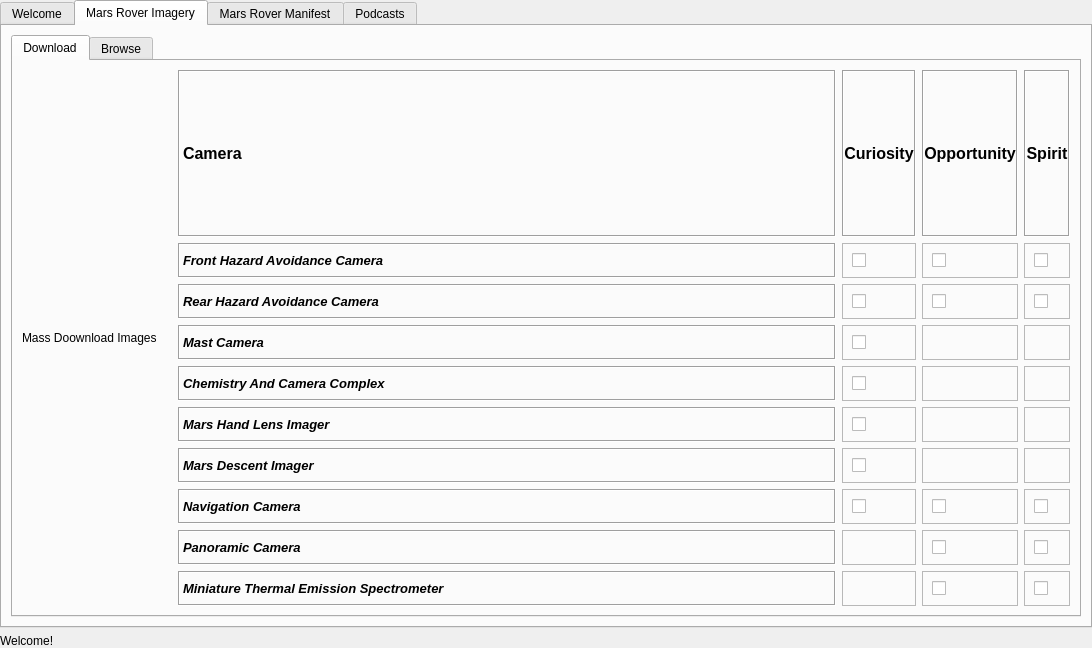
DavidJerman/AstroXplorer, file mainwindow.ui: the form before one commit.
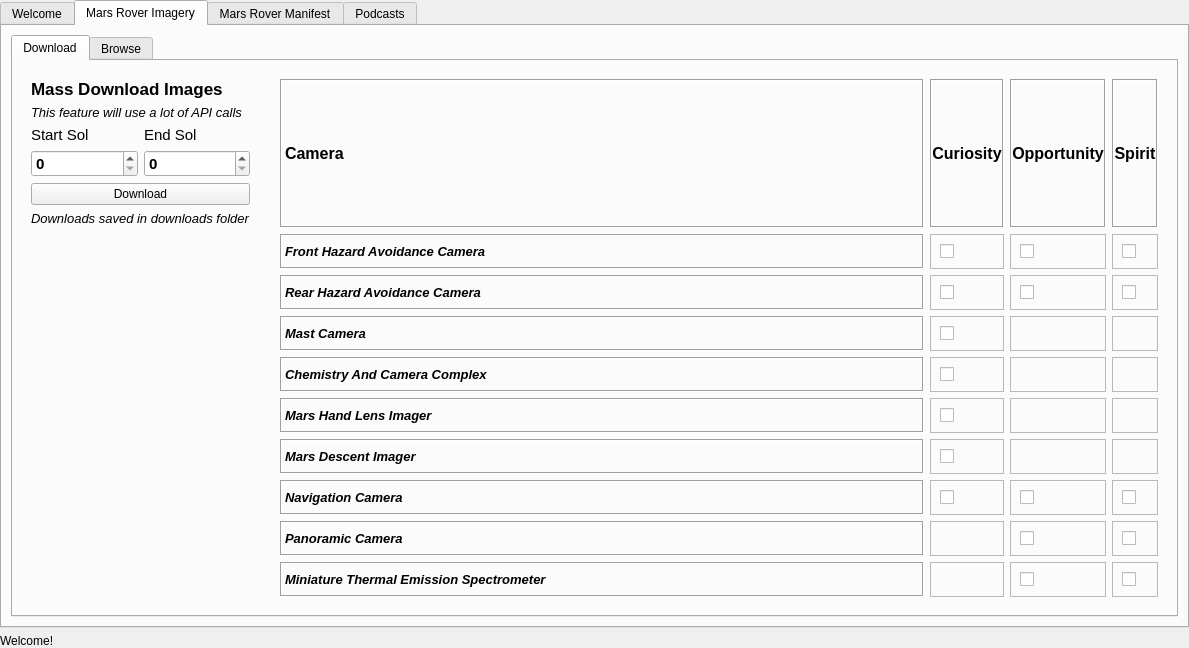
The form after the commit. Icons and pictures are not drawn.

Commit message: Images can now be downloaded

```diff
--- a/mainwindow.ui
+++ b/mainwindow.ui
@@ -6,7 +6,7 @@
    <rect>
     <x>0</x>
     <y>0</y>
-    <width>1092</width>
+    <width>1189</width>
     <height>648</height>
    </rect>
   </property>
@@ -168,16 +168,132 @@
            </attribute>
            <layout class="QHBoxLayout" name="horizontalLayout_19">
             <item>
-             <layout class="QGridLayout" name="SearchGridLayout"/>
-            </item>
-            <item>
-             <widget class="QLabel" name="label">
+             <layout class="QGridLayout" name="SearchGridLayout">
+              <property name="leftMargin">
+               <number>9</number>
+              </property>
+              <property name="topMargin">
+               <number>9</number>
+              </property>
+              <property name="rightMargin">
+               <number>9</number>
+              </property>
+              <property name="bottomMargin">
+               <number>9</number>
+              </property>
+              <item row="3" column="0">
+               <widget class="QSpinBox" name="DownloadsStartSol">
+                <property name="font">
+                 <font>
+                  <pointsize>11</pointsize>
+                  <bold>true</bold>
+                 </font>
+                </property>
+                <property name="maximum">
+                 <number>10000</number>
+                </property>
+               </widget>
+              </item>
+              <item row="0" column="0" colspan="2">
+               <widget class="QLabel" name="DownloadsInfoLabel">
+                <property name="font">
+                 <font>
+                  <pointsize>13</pointsize>
+                  <bold>true</bold>
+                 </font>
+                </property>
               <property name="text">
-               <string>Mass Doownload Images</string>
+                 <string>Mass Download Images</string>
               </property>
              </widget>
             </item>
+              <item row="1" column="0" colspan="2">
+               <widget class="QLabel" name="DownloadsWarningLable">
+                <property name="font">
+                 <font>
+                  <pointsize>10</pointsize>
+                  <italic>true</italic>
+                 </font>
+                </property>
+                <property name="text">
+                 <string>This feature will use a lot of API calls</string>
+                </property>
+               </widget>
+              </item>
+              <item row="3" column="1">
+               <widget class="QSpinBox" name="DownloadsEndSol">
+                <property name="font">
+                 <font>
+                  <pointsize>11</pointsize>
+                  <bold>true</bold>
+                 </font>
+                </property>
+                <property name="maximum">
+                 <number>10000</number>
+                </property>
+               </widget>
+              </item>
+              <item row="2" column="1">
+               <widget class="QLabel" name="DownloadsEndSolLabel">
+                <property name="font">
+                 <font>
+                  <pointsize>11</pointsize>
+                 </font>
+                </property>
+                <property name="text">
+                 <string>End Sol</string>
+                </property>
+               </widget>
+              </item>
+              <item row="2" column="0">
+               <widget class="QLabel" name="DownloadsStartSolLabel">
+                <property name="font">
+                 <font>
+                  <pointsize>11</pointsize>
+                 </font>
+                </property>
+                <property name="text">
+                 <string>Start Sol</string>
+                </property>
+               </widget>
+              </item>
+              <item row="6" column="0">
+               <spacer name="verticalSpacer_4">
+                <property name="orientation">
+                 <enum>Qt::Vertical</enum>
+                </property>
+                <property name="sizeHint" stdset="0">
+                 <size>
+                  <width>20</width>
+                  <height>40</height>
+                 </size>
+                </property>
+               </spacer>
+              </item>
+              <item row="5" column="0" colspan="2">
+               <widget class="QLabel" name="DownloadsLocInfoLabel">
+                <property name="font">
+                 <font>
+                  <pointsize>10</pointsize>
+                  <italic>true</italic>
+                 </font>
+                </property>
+                <property name="text">
+                 <string>Downloads saved in downloads folder</string>
+                </property>
+               </widget>
+              </item>
+              <item row="4" column="0" colspan="2">
+               <widget class="QPushButton" name="DownloadsDownloadButton">
+                <property name="text">
+                 <string>Download</string>
+                </property>
+               </widget>
+              </item>
+             </layout>
+            </item>
             <item>
+             <widget class="QFrame" name="MarsRoverImagesCfgFrame">
              <layout class="QGridLayout" name="MarsRoverImagesCfg" rowstretch="1,0,0,0,0,0,0,0,0,0" columnstretch="3,0,0,0">
               <property name="leftMargin">
                <number>15</number>
@@ -1286,6 +1402,7 @@
                </widget>
               </item>
              </layout>
+             </widget>
             </item>
            </layout>
           </widget>
```
Left out of the diff: 2 changed lines with no effect on the pictures. Lines whose indentation alone changed are shown as unchanged. The commit also changes 6 other files.
